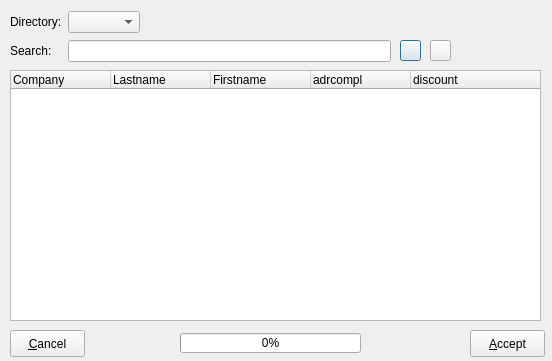
BackupTheBerlios/first4-svn, file trunk/ui/addrselectfrm.ui: the form before one commit.
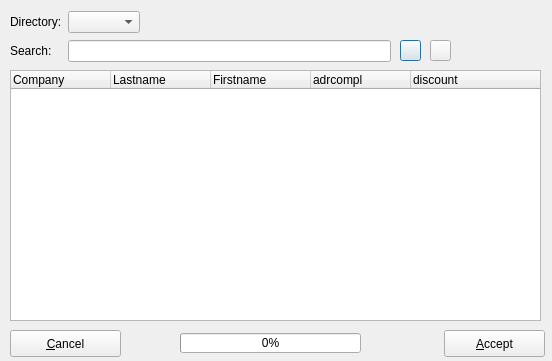
The form after the commit. Icons and pictures are not drawn.

Diff of the .ui file:
```diff
--- a/trunk/ui/addrselectfrm.ui
+++ b/trunk/ui/addrselectfrm.ui
@@ -109,7 +109,7 @@
     <rect>
      <x>10</x>
      <y>330</y>
-     <width>75</width>
+     <width>111</width>
      <height>27</height>
     </rect>
    </property>
@@ -123,9 +123,9 @@
   <widget class="QPushButton" name="btnaccept" >
    <property name="geometry" >
     <rect>
-     <x>470</x>
+     <x>444</x>
      <y>330</y>
-     <width>75</width>
+     <width>101</width>
      <height>27</height>
     </rect>
    </property>
```
